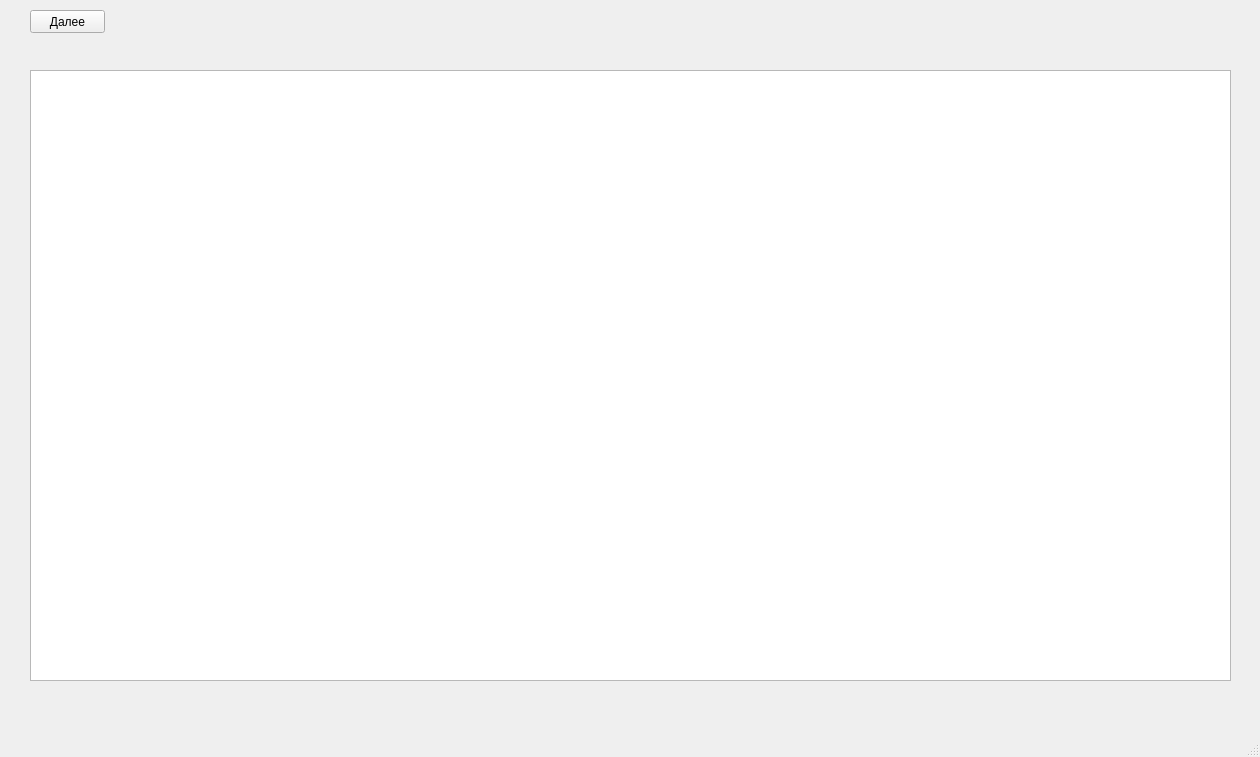
Above: UI/main_window.ui from Scykorr/catalog_desktop before the change. Below: the same form after it.
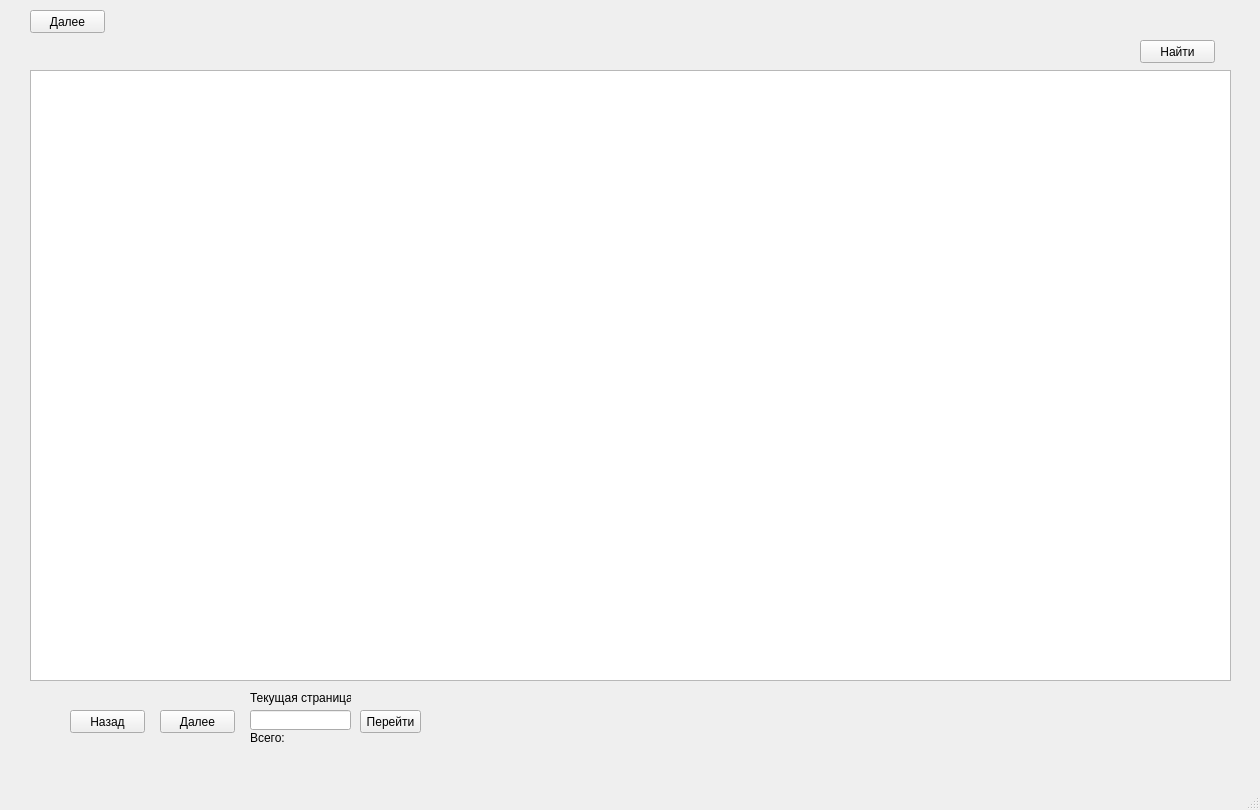
That is the form after the change.

Commit message: change base and add searching for table

Diff of the .ui file:
```diff
--- a/UI/main_window.ui
+++ b/UI/main_window.ui
@@ -7,7 +7,7 @@
     <x>0</x>
     <y>0</y>
     <width>1260</width>
-    <height>757</height>
+    <height>810</height>
    </rect>
   </property>
   <property name="windowTitle">
@@ -20,7 +20,7 @@
       <x>20</x>
       <y>10</y>
       <width>1221</width>
-      <height>681</height>
+      <height>751</height>
      </rect>
     </property>
     <widget class="QWidget" name="page">
@@ -47,9 +47,97 @@
        </rect>
       </property>
      </widget>
+     <widget class="QPushButton" name="pushButton_previous_search_table">
+      <property name="geometry">
+       <rect>
+        <x>50</x>
+        <y>700</y>
+        <width>75</width>
+        <height>23</height>
+       </rect>
+      </property>
+      <property name="text">
+       <string>Назад</string>
+      </property>
+     </widget>
+     <widget class="QPushButton" name="pushButton_next_search_table">
+      <property name="geometry">
+       <rect>
+        <x>140</x>
+        <y>700</y>
+        <width>75</width>
+        <height>23</height>
+       </rect>
+      </property>
+      <property name="text">
+       <string>Далее</string>
+      </property>
+     </widget>
+     <widget class="QLineEdit" name="lineEdit">
+      <property name="geometry">
+       <rect>
+        <x>230</x>
+        <y>700</y>
+        <width>101</width>
+        <height>20</height>
+       </rect>
+      </property>
+     </widget>
+     <widget class="QLabel" name="label">
+      <property name="geometry">
+       <rect>
+        <x>230</x>
+        <y>680</y>
+        <width>101</width>
+        <height>16</height>
+       </rect>
+      </property>
+      <property name="text">
+       <string>Текущая страница</string>
+      </property>
+     </widget>
+     <widget class="QPushButton" name="pushButton_get_choosen_page">
+      <property name="geometry">
+       <rect>
+        <x>340</x>
+        <y>700</y>
+        <width>61</width>
+        <height>23</height>
+       </rect>
+      </property>
+      <property name="text">
+       <string>Перейти</string>
+      </property>
+     </widget>
+     <widget class="QPushButton" name="pushButton_search">
+      <property name="geometry">
+       <rect>
+        <x>1120</x>
+        <y>30</y>
+        <width>75</width>
+        <height>23</height>
+       </rect>
+      </property>
+      <property name="text">
+       <string>Найти</string>
+      </property>
+     </widget>
     </widget>
     <widget class="QWidget" name="page_2"/>
    </widget>
+   <widget class="QLabel" name="label_2">
+    <property name="geometry">
+     <rect>
+      <x>250</x>
+      <y>730</y>
+      <width>101</width>
+      <height>16</height>
+     </rect>
+    </property>
+    <property name="text">
+     <string>Всего:</string>
+    </property>
+   </widget>
   </widget>
   <widget class="QMenuBar" name="menubar">
    <property name="geometry">
```
The commit also changes 4 other files.
